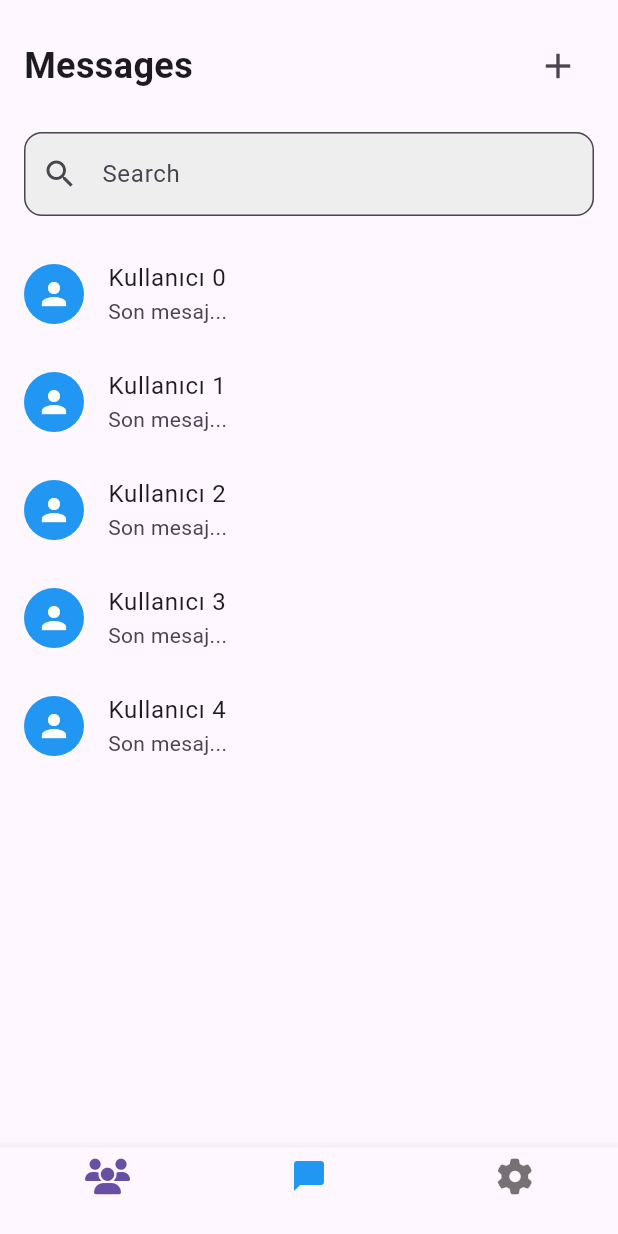
After one commit to miracmuberragul/chatly_frontend, a Flutter app: the MessagesPage screen opened by its route, after a tap on the "add" icon, on a phone screen of 412 x 824 dp. The commit adds this screen. Run offline on Flutter 3.47's test engine with Material 3 defaults, Android fonts, the phone set to English and light mode, and no system bars; our stand-ins replace cloud_firestore, firebase_auth, firebase_core, font_awesome_flutter, google_sign_in, sign_in_with_apple; accounts and stored records are empty.

Commit message:
message page create

```diff
--- a/chatly/lib/main.dart
+++ b/chatly/lib/main.dart
@@ -4,6 +4,7 @@ import 'package:firebase_core/firebase_core.dart';
 // AuthPage'inizi doğru yoldan import ettiğinizden emin olun.
 // Eğer AuthPage, lib/services/auth_page.dart konumundaysa, bu import doğrudur.
 import 'package:chatly/services/auth_page.dart';
+import 'package:chatly/screens/messages_page.dart';
 
 // Firebase yapılandırma dosyası. Bu dosya, `flutterfire configure` komutuyla otomatik olarak oluşturulur.
 // Projenizde yoksa veya güncel değilse bu komutu çalıştırmanız gerekir.
@@ -31,7 +32,11 @@ class MyApp extends StatelessWidget {
     return MaterialApp(
       debugShowCheckedModeBanner: false,
       title: 'Chatly',
-      home: const SplashScreen(),
+      initialRoute: '/',
+      routes: {
+        '/': (context) => const SplashScreen(),
+        '/messages': (context) => const MessagesPage(),
+      },
     );
   }
 }
--- /dev/null
+++ b/chatly/lib/screens/messages_page.dart
@@ -0,0 +1,119 @@
+import 'package:flutter/material.dart';
+import 'package:font_awesome_flutter/font_awesome_flutter.dart';
+
+class MessagesPage extends StatefulWidget {
+  const MessagesPage({super.key});
+
+  @override
+  State<MessagesPage> createState() => _MessagesPageState();
+}
+
+class _MessagesPageState extends State<MessagesPage> {
+  int _selectedIndex = 1; // Ortadaki ikon (mesaj) aktif olacak
+
+  @override
+  Widget build(BuildContext context) {
+    return Scaffold(
+      body: SafeArea(
+        child: Column(
+          children: [
+            // 🔵 Başlık ve + Butonu
+            Padding(
+              padding: const EdgeInsets.symmetric(
+                horizontal: 16.0,
+                vertical: 20,
+              ),
+              child: Row(
+                children: [
+                  const Text(
+                    'Messages',
+                    style: TextStyle(fontSize: 24, fontWeight: FontWeight.bold),
+                  ),
+                  const Spacer(),
+                  IconButton(
+                    icon: const Icon(Icons.add, size: 28),
+                    onPressed: () {
+                      // ➕ ContactsPage'e geçiş
+                      Navigator.pushNamed(
+                        context,
+                        '/contacts',
+                      ); // bunu sonra tanımlayacağız
+                    },
+                  ),
+                ],
+              ),
+            ),
+
+            // 🔍 Arama Çubuğu
+            Padding(
+              padding: const EdgeInsets.symmetric(horizontal: 16.0),
+              child: TextField(
+                decoration: InputDecoration(
+                  hintText: 'Search',
+                  prefixIcon: const Icon(Icons.search),
+                  filled: true,
+                  fillColor: Colors.grey[200],
+                  border: OutlineInputBorder(
+                    borderSide: const BorderSide(
+                      color: Colors.blue,
+                    ), // solid border
+                    borderRadius: BorderRadius.circular(12),
+                  ),
+                  focusedBorder: OutlineInputBorder(
+                    borderSide: const BorderSide(color: Colors.blue, width: 2),
+                    borderRadius: BorderRadius.circular(12),
+                  ),
+                ),
+              ),
+            ),
+
+            const SizedBox(height: 16),
+
+            // 💬 Mesaj Listesi (şimdilik boş list)
+            Expanded(
+              child: ListView.builder(
+                itemCount: 5, // örnek 5 öğe
+                itemBuilder: (context, index) {
+                  return ListTile(
+                    leading: const CircleAvatar(
+                      backgroundColor: Colors.blue,
+                      child: Icon(Icons.person, color: Colors.white),
+                    ),
+                    title: Text('Kullanıcı $index'),
+                    subtitle: const Text('Son mesaj...'),
+                    onTap: () {},
+                  );
+                },
+              ),
+            ),
+          ],
+        ),
+      ),
+
+      // 🔻 Alt Navigation Bar
+      bottomNavigationBar: BottomNavigationBar(
+        currentIndex: _selectedIndex,
+        onTap: (index) {
+          // Şimdilik sadece mesaj ikonuna tıklanabilir, diğerleri dummy
+          setState(() {
+            _selectedIndex = index;
+          });
+        },
+        items: const [
+          BottomNavigationBarItem(
+            icon: Icon(FontAwesomeIcons.users),
+            label: '',
+          ),
+          BottomNavigationBarItem(
+            icon: Icon(
+              Icons.chat_bubble,
+              color: Colors.blue,
+            ), // Ortadaki ikon mavi
+            label: '',
+          ),
+          BottomNavigationBarItem(icon: Icon(FontAwesomeIcons.gear), label: ''),
+        ],
+      ),
+    );
+  }
+}
--- a/chatly/lib/services/auth_page.dart
+++ b/chatly/lib/services/auth_page.dart
@@ -82,7 +82,6 @@ class AuthPage {
       final user = userCredential.user;
 
       if (user != null) {
-        // Save user details to Firestore
         await FirebaseFirestore.instance.collection('users').doc(user.uid).set({
           'uid': user.uid,
           'email': user.email,
@@ -90,6 +89,11 @@ class AuthPage {
           'createdAt': FieldValue.serverTimestamp(),
         });
         debugPrint('New user signed up with email: ${user.email}');
+
+        // ✅ Yönlendirme
+        if (context.mounted) {
+          Navigator.pushReplacementNamed(context, '/messages');
+        }
       }
     } on FirebaseAuthException catch (e) {
       debugPrint('Firebase Auth Error (Sign Up): ${e.code} - ${e.message}');
@@ -127,7 +131,12 @@ class AuthPage {
         email: email,
         password: password,
       );
-      debugPrint('User signed in with email: ${email}');
+      debugPrint('User signed in with email: $email');
+
+      // ✅ Yönlendirme
+      if (context.mounted) {
+        Navigator.pushReplacementNamed(context, '/messages');
+      }
     } on FirebaseAuthException catch (e) {
       debugPrint('Firebase Auth Error (Sign In): ${e.code} - ${e.message}');
       if (context.mounted) {
--- a/chatly/pubspec.yaml
+++ b/chatly/pubspec.yaml
@@ -42,6 +42,7 @@ dependencies:
   firebase_auth: ^5.7.0
   crypto: ^3.0.6
   sign_in_with_apple: ^7.0.1
+  font_awesome_flutter: ^10.8.0
 
 dev_dependencies:
   flutter_test:
```
Also changed, not shown: chatly/pubspec.lock.
